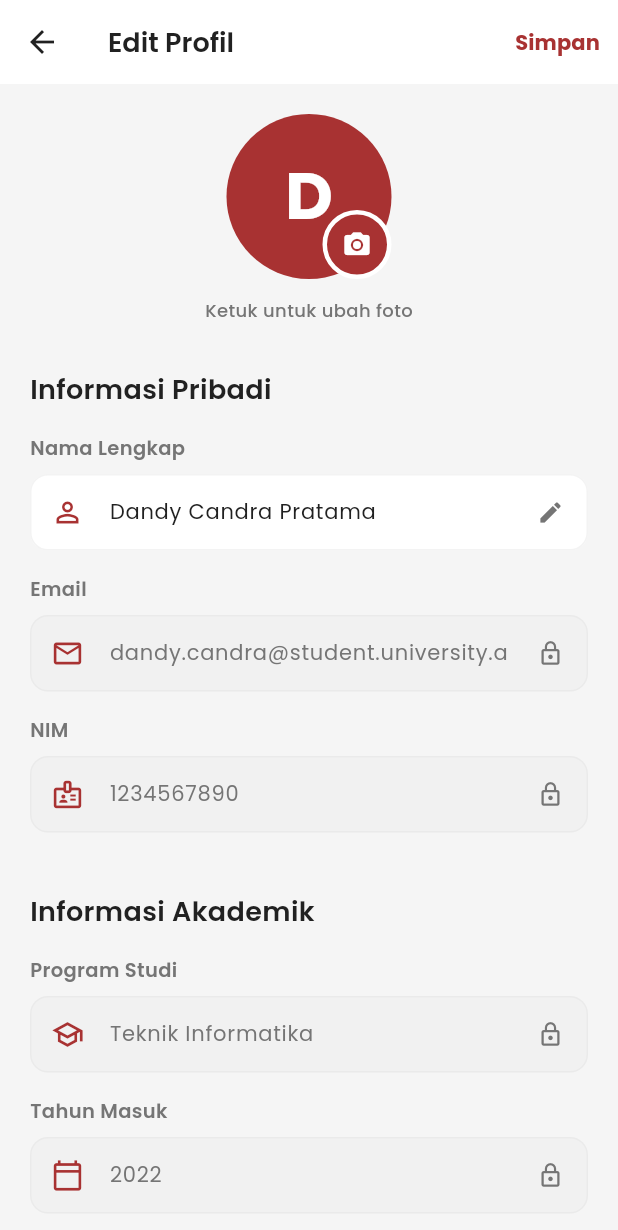
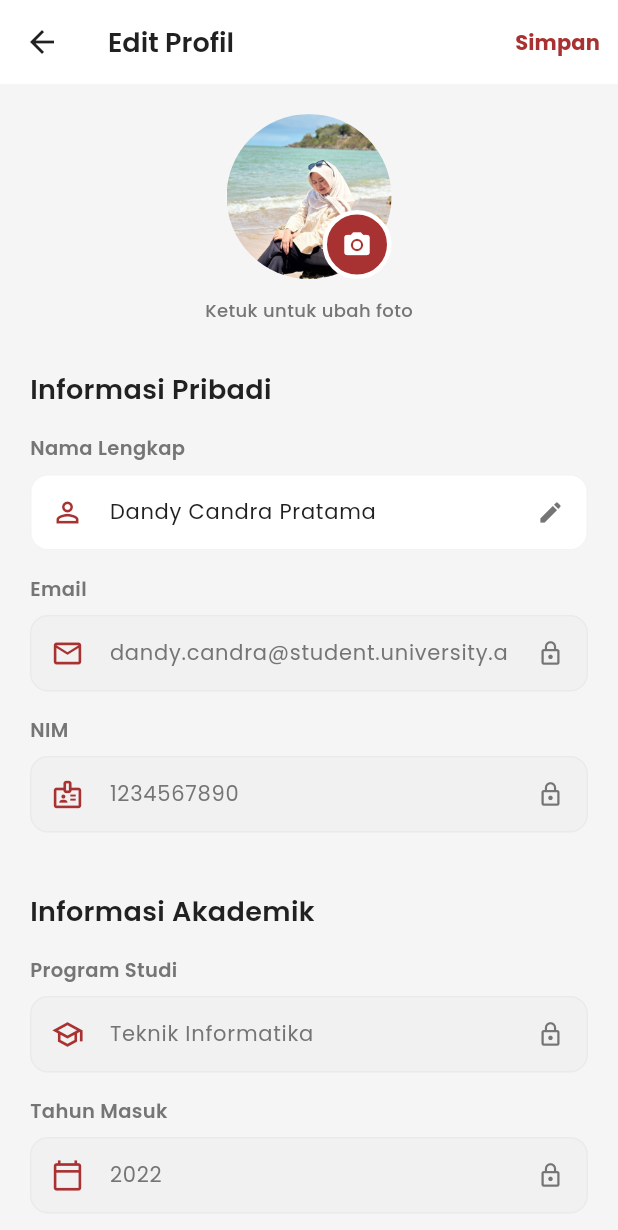
Before and after one commit to ekakamelia/UAS-PAKrofi, a Flutter app: the DashboardScreen screen opened directly, item 4 of the bottom bar chosen, after a tap on "Edit Profil", on a phone screen of 412 x 824 dp. Shown: the top 1230 px of the screen. Run offline on Flutter 3.47's test engine with Material 3 defaults, Android fonts, the phone set to English and light mode, and no system bars; our stand-ins replace google_fonts.

Commit message:
Menggunakan foto profil lokal: menampilkan foto profil.jpeg di halaman Profil dan Edit Profil

```diff
--- a/lib/features/profile/edit_profile_screen.dart
+++ b/lib/features/profile/edit_profile_screen.dart
@@ -95,16 +95,8 @@ class _EditProfileScreenState extends State<EditProfileScreen> {
                     children: [
                       CircleAvatar(
                         radius: 55,
-                        backgroundColor: _avatarColors[_selectedAvatarIndex],
-                        child: Text(
-                          _nameController.text.isNotEmpty
-                              ? _nameController.text[0].toUpperCase()
-                              : 'U',
-                          style: AppTextStyles.header.copyWith(
-                            fontSize: 44,
-                            color: Colors.white,
-                          ),
-                        ),
+                        backgroundColor: Colors.white,
+                        backgroundImage: const AssetImage('assets/images/foto profil.jpeg'),
                       ),
                       Positioned(
                         bottom: 0,
--- a/lib/features/profile/profile_screen.dart
+++ b/lib/features/profile/profile_screen.dart
@@ -36,13 +36,7 @@ class ProfileScreen extends StatelessWidget {
                 CircleAvatar(
                   radius: 50,
                   backgroundColor: Colors.white,
-                  child: Text(
-                    DummyData.currentUser.name[0],
-                    style: AppTextStyles.header.copyWith(
-                      fontSize: 40,
-                      color: AppColors.primary,
-                    ),
-                  ),
+                  backgroundImage: const AssetImage('assets/images/foto profil.jpeg'),
                 ),
                 const SizedBox(height: 16),
                 Text(
```
Also changed, not shown: assets/images/foto profil.jpeg (added).
